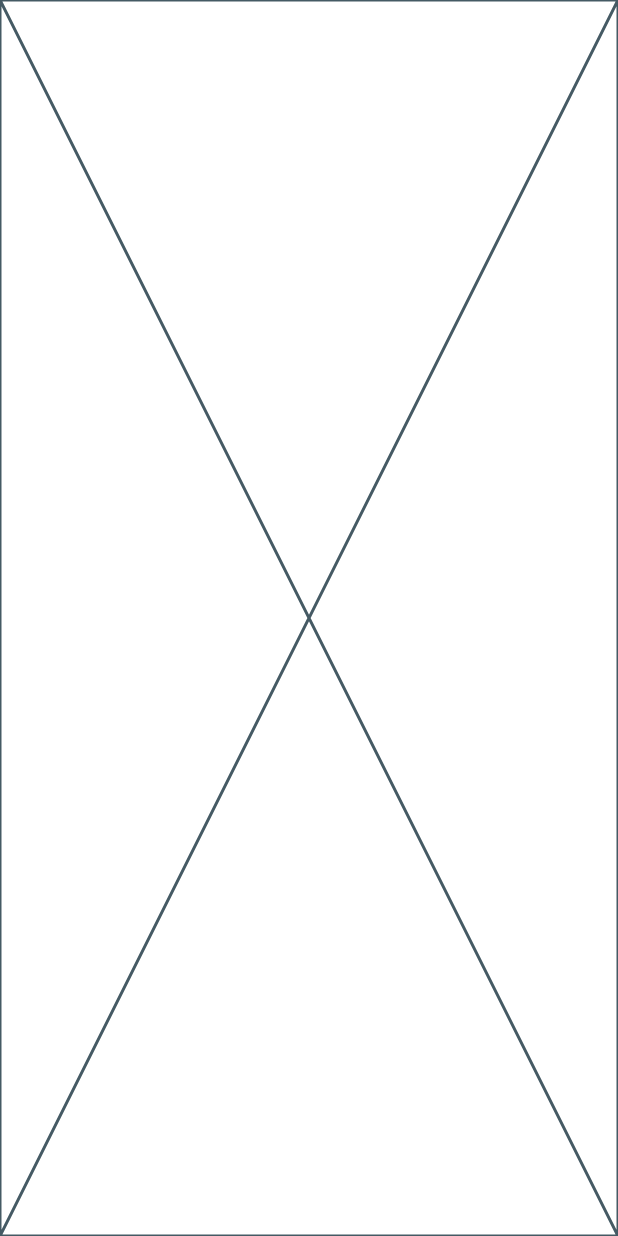
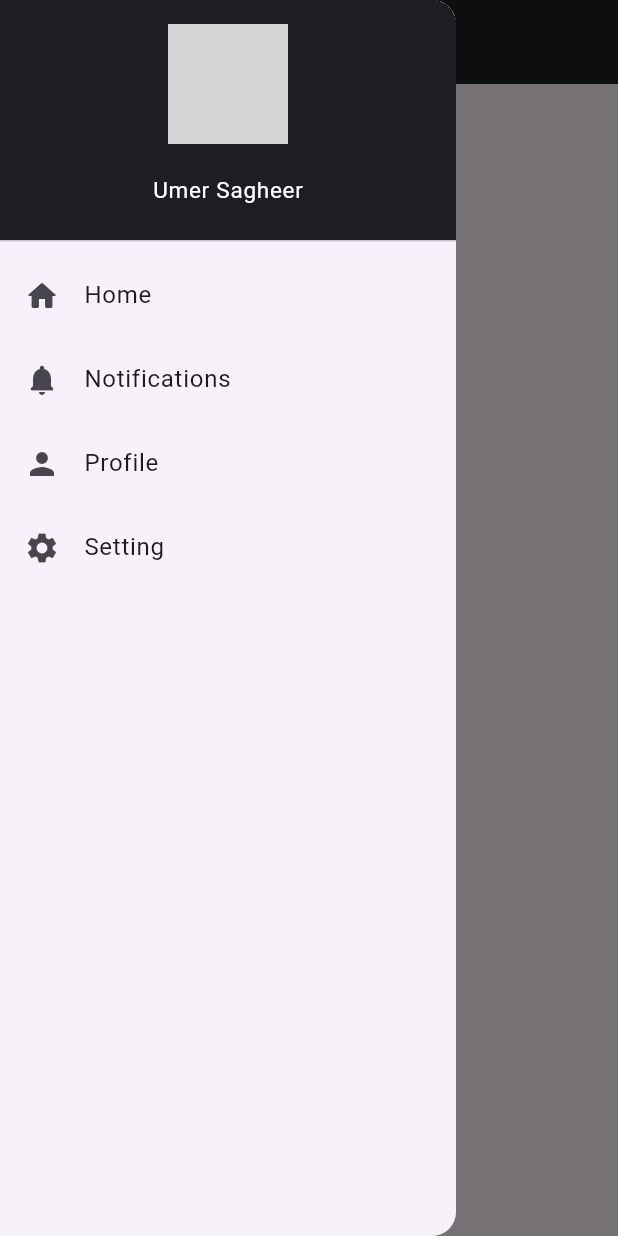
Before and after one commit to umersagheer/FlutterGuys_flutter-basics, a Flutter app: the screen it shows after launch, with the side drawer open (before the commit the screen has no drawer), on a phone screen of 412 x 824 dp. Run offline on Flutter 3.47's test engine with Material 3 defaults, Android fonts, the phone set to English and light mode, and no system bars; grey boxes are pictures that could not be loaded.

Commit message:
Drawer addded

```diff
--- a/lib/main.dart
+++ b/lib/main.dart
@@ -5,27 +5,124 @@ void main() {
 }
 
 class MyApp extends StatelessWidget {
-  const MyApp({super.key});
+  const MyApp({Key? key}) : super(key: key);
 
   @override
   Widget build(BuildContext context) {
-    return const MaterialApp(
+    return MaterialApp(
       debugShowCheckedModeBanner: false,
-      home: MainPage(),
+      routes: {
+        'Notifications': (context) => const Notifications(),
+        'Profile': (context) => const Profile(),
+      },
+      home: const Home(),
     );
   }
 }
 
-class MainPage extends StatefulWidget {
-  const MainPage({Key? key}) : super(key: key);
+class Home extends StatelessWidget {
+  const Home({Key? key}) : super(key: key);
 
   @override
-  State<MainPage> createState() => _MainPageState();
+  Widget build(BuildContext context) {
+    return Scaffold(
+        appBar: AppBar(
+            centerTitle: true,
+            title: const Text(
+              'FLUTTER GUYS-DRAWER',
+              style: TextStyle(fontSize: 14),
+            ),
+            backgroundColor: const Color(0xff1D1E22)),
+        drawer: Drawer(
+          child: ListView(
+            padding: EdgeInsets.zero,
+            children: [
+              _buildHeader(),
+              _buildItem(
+                  icon: Icons.home_rounded,
+                  title: 'Home',
+                  onTap: () => Navigator.pop(context)),
+              _buildItem(
+                  icon: Icons.notifications_rounded,
+                  title: 'Notifications',
+                  onTap: () => Navigator.pushNamed(context, 'Notifications')),
+              _buildItem(
+                  icon: Icons.person,
+                  title: 'Profile',
+                  onTap: () => Navigator.pushNamed(context, 'Profile')),
+              _buildItem(
+                  icon: Icons.settings,
+                  title: 'Setting',
+                  onTap: () => Navigator.pushNamed(context, 'Setting'))
+            ],
+          ),
+        ));
+  }
+
+  _buildHeader() {
+    return const DrawerHeader(
+      decoration: BoxDecoration(color: Color(0xff1D1E22)),
+      child: Column(
+        children: [
+          CircleAvatar(
+            backgroundImage: AssetImage('images/umer.jpg'),
+            radius: 40,
+          ),
+          SizedBox(
+            height: 20,
+          ),
+          Text(
+            'Umer Sagheer',
+            style: TextStyle(color: Colors.white, fontSize: 15),
+          )
+        ],
+      ),
+    );
+  }
+
+  _buildItem(
+      {required IconData icon,
+      required String title,
+      required GestureTapCallback onTap}) {
+    return ListTile(
+      leading: Icon(icon),
+      title: Text(title),
+      onTap: onTap,
+      minLeadingWidth: 5,
+    );
+  }
 }
 
-class _MainPageState extends State<MainPage> {
+class Profile extends StatelessWidget {
+  const Profile({Key? key}) : super(key: key);
+
   @override
   Widget build(BuildContext context) {
-    return const Placeholder();
+    return Scaffold(
+        appBar: AppBar(
+      centerTitle: true,
+      title: const Text(
+        'PROFILE',
+        style: TextStyle(fontSize: 14),
+      ),
+      backgroundColor: const Color.fromARGB(255, 200, 198, 255),
+    ));
   }
 }
+
+class Notifications extends StatelessWidget {
+  const Notifications({Key? key}) : super(key: key);
+
+  @override
+  Widget build(BuildContext context) {
+    return Scaffold(
+        appBar: AppBar(
+      centerTitle: true,
+      title: const Text(
+        'NOTIFICATIONS',
+        style: TextStyle(fontSize: 14),
+      ),
+      backgroundColor: const Color.fromARGB(255, 153, 154, 155),
+    ));
+  }
+}
--- a/pubspec.yaml
+++ b/pubspec.yaml
@@ -59,7 +59,6 @@ flutter:
 
   # To add assets to your application, add an assets section, like this:
   assets:
-    - assets/vectors/
     - assets/images/
   # An image asset can refer to one or more resolution-specific "variants", see
   # https://flutter.dev/assets-and-images/#resolution-aware
```
Also changed, not shown: assets/images/background-image.jpg (added), assets/images/umer.jpg (added).
